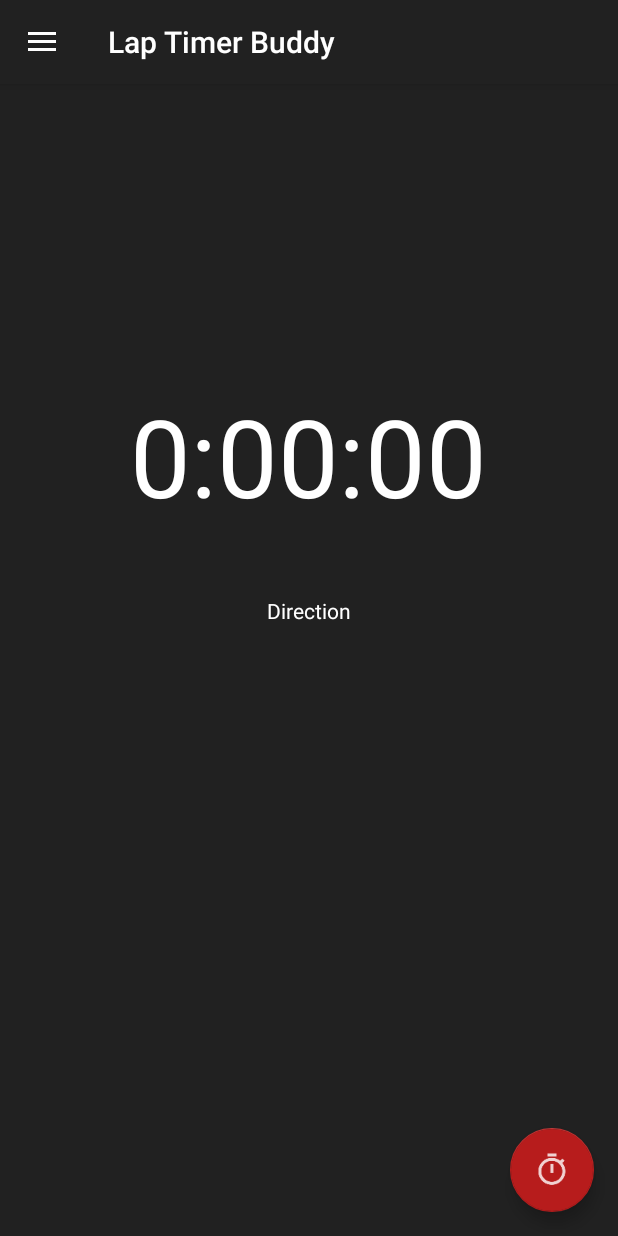
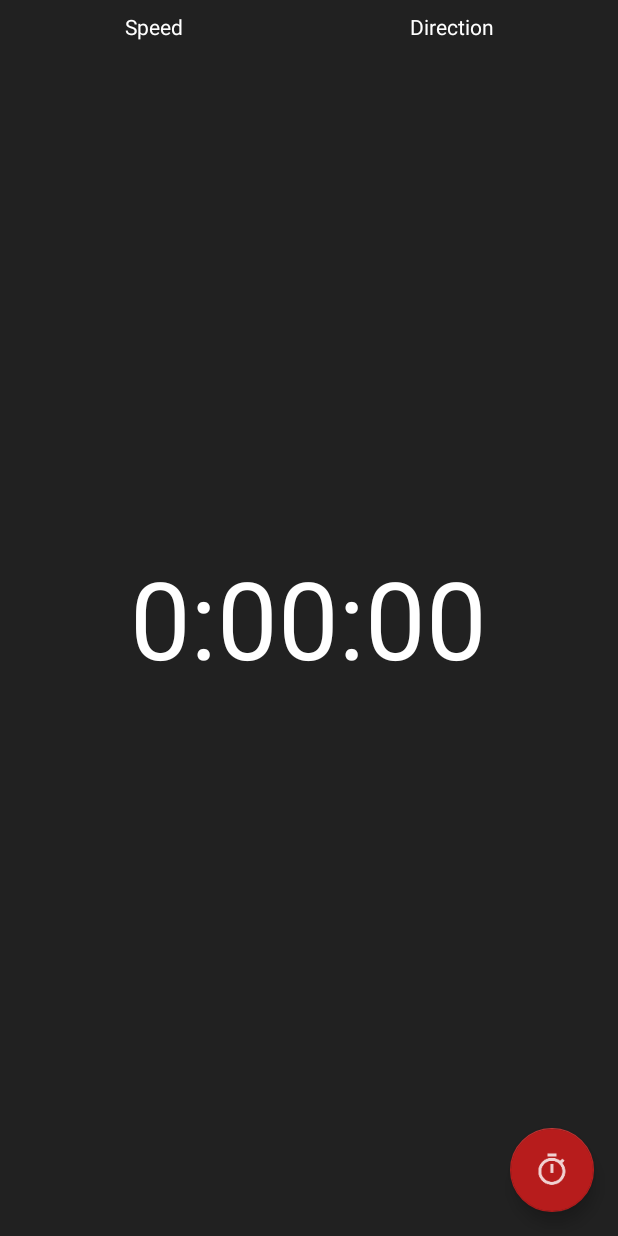
Before and after one commit to AndyCr15/LapTimerBuddy, an Android app: the screen it shows after launch (MainActivity), on a phone screen of 412 x 824 dp. Run offline under Robolectric (Android 15) with nearby library versions, the phone set to English and light mode, and no system bars.

Commit message:
Action bar removed.  MapsActrivity added.

```diff
--- a/app/src/main/java/com/androidandyuk/laptimerbuddy/MainActivity.java
+++ b/app/src/main/java/com/androidandyuk/laptimerbuddy/MainActivity.java
@@ -1,6 +1,8 @@
 package com.androidandyuk.laptimerbuddy;
 
+import android.content.Context;
 import android.content.Intent;
+import android.content.SharedPreferences;
 import android.content.pm.PackageManager;
 import android.database.Cursor;
 import android.database.sqlite.SQLiteDatabase;
@@ -25,6 +27,9 @@ import android.util.Log;
 import android.view.MenuItem;
 import android.view.View;
 import android.widget.TextView;
+import android.widget.Toast;
+
+import com.google.android.gms.maps.model.LatLng;
 
 import java.text.DecimalFormat;
 import java.text.SimpleDateFormat;
@@ -35,8 +40,16 @@ import java.util.TimerTask;
 public class MainActivity extends AppCompatActivity
         implements NavigationView.OnNavigationItemSelectedListener {
 
+    public static SharedPreferences sharedPreferences;
+    public static SharedPreferences.Editor ed;
+
     public static Boolean tracking = false;
     public static Session currentSession;
+
+    public static LatLng finishLine;
+    public static LatLng firstCorner;
+    public static Double finishDirection;
+    public static Boolean finishSet = false;
 
     public static SQLiteDatabase lapTimerDB;
 
@@ -63,8 +76,12 @@ public class MainActivity extends AppCompatActivity
         super.onCreate(savedInstanceState);
         setContentView(R.layout.activity_main);
 
+        sharedPreferences = this.getSharedPreferences("com.androidandyuk.laptimerbuddy", Context.MODE_PRIVATE);
+        ed = sharedPreferences.edit();
+
+        loadSettings();
+
         lastKnownLocation = new Location("1,50");
-
 
         Toolbar toolbar = (Toolbar) findViewById(R.id.toolbar);
         setSupportActionBar(toolbar);
@@ -128,7 +145,7 @@ public class MainActivity extends AppCompatActivity
 
                             Long currentTimer = System.currentTimeMillis() - currentSession.markers.get(1).timeStamp;
                             TextView timer = (TextView) findViewById(R.id.timer);
-                            TextView direction = (TextView) findViewById(R.id.direction);
+                            TextView direction = (TextView) findViewById(R.id.directionTV);
                             timer.setText(millisInMinutes(currentTimer));
                             Double dir = direction(currentSession.markers.get(currentSession.markers.size() - 1).location, currentSession.markers.get(currentSession.markers.size() - 2).location);
                             direction.setText(Html.fromHtml("Direction: " + oneDecimal.format(dir) + "<sup><small>o</small></sup>"));
@@ -182,11 +199,25 @@ public class MainActivity extends AppCompatActivity
 
     }
 
-    public Double direction(Location locB, Location locA) {
+    public static Double direction(Location locB, Location locA) {
         Double lat1 = locA.getLatitude();
         Double lon1 = locA.getLongitude();
         Double lat2 = locB.getLatitude();
         Double lon2 = locB.getLongitude();
+
+        Double dLon = Math.toRadians(lon2 - lon1);
+        Double dPhi = Math.log(
+                Math.tan(Math.toRadians(lat2) / 2 + Math.PI / 4) / Math.tan(Math.toRadians(lat1) / 2 + Math.PI / 4));
+        if (Math.abs(dLon) > Math.PI)
+            dLon = dLon > 0 ? -(2 * Math.PI - dLon) : (2 * Math.PI + dLon);
+        return ToBearing(Math.atan2(dLon, dPhi));
+    }
+
+    public static Double direction(LatLng locB, LatLng locA) {
+        Double lat1 = locA.latitude;
+        Double lon1 = locA.longitude;
+        Double lat2 = locB.latitude;
+        Double lon2 = locB.longitude;
 
         Double dLon = Math.toRadians(lon2 - lon1);
         Double dPhi = Math.log(
@@ -391,6 +422,36 @@ public class MainActivity extends AppCompatActivity
         }
     }
 
+    public static void loadSettings() {
+
+        Log.i("loadSettings","Running");
+
+        Double latitude = Double.parseDouble(sharedPreferences.getString("finishLineLat", "0"));
+        Double longitude = Double.parseDouble(sharedPreferences.getString("finishLineLon", "0"));
+        finishLine = new LatLng(latitude, longitude);
+
+        Double fclatitude = Double.parseDouble(sharedPreferences.getString("finishLineLat", "0"));
+        Double fclongitude = Double.parseDouble(sharedPreferences.getString("finishLineLon", "0"));
+        firstCorner = new LatLng(fclatitude, fclongitude);
+
+    }
+
+    public static void saveSettings() {
+
+        Log.i("saveSettings","Running");
+
+        Double finLat = finishLine.latitude;
+        Double finLon = finishLine.longitude;
+        ed.putString("finishLineLat", finLat.toString()).apply();
+        ed.putString("finishLineLon", finLon.toString()).apply();
+
+        Double corLat = firstCorner.latitude;
+        Double corLon = firstCorner.longitude;
+        ed.putString("firstCornerLat", corLat.toString()).apply();
+        ed.putString("firstCornerLon", corLon.toString()).apply();
+
+    }
+
     @Override
     public void onBackPressed() {
         DrawerLayout drawer = (DrawerLayout) findViewById(R.id.drawer_layout);
@@ -431,15 +492,31 @@ public class MainActivity extends AppCompatActivity
 
         if (id == R.id.nav_settings) {
             // Handle the camera action
-        } else if (id == R.id.nav_logout) {
+        } else if (id == R.id.nav_markers) {
 
-        } else if (id == R.id.nav_slideshow) {
+        } else if (id == R.id.nav_map) {
 
-        } else if (id == R.id.nav_manage) {
+            Intent intent = new Intent(getApplicationContext(), MapsActivity.class);
+            intent.putExtra("Type", "Finish");
+            startActivity(intent);
 
-        } else if (id == R.id.nav_share) {
+        } else if (id == R.id.nav_social) {
 
-        } else if (id == R.id.nav_send) {
+            Toast.makeText(this, "Not available yet.", Toast.LENGTH_SHORT).show();
+
+        } else if (id == R.id.nav_markers) {
+
+            Intent intent = new Intent(getApplicationContext(), MapsActivity.class);
+            intent.putExtra("Type", "Markers");
+            startActivity(intent);
+
+        } else if (id == R.id.nav_restore) {
+
+            // loadDB
+
+        } else if (id == R.id.nav_delete) {
+
+            // delete all saves sessions
 
         }
 
@@ -491,4 +568,14 @@ public class MainActivity extends AppCompatActivity
         }
     }
 
+    @Override
+    protected void onPause() {
+        saveSettings();
+        super.onPause();
+    }
+
+    @Override
+    protected void onResume() {
+        super.onResume();
+    }
 }
--- a/app/src/main/java/com/androidandyuk/laptimerbuddy/MyReceiver.java
+++ b/app/src/main/java/com/androidandyuk/laptimerbuddy/MyReceiver.java
@@ -22,10 +22,12 @@ public class MyReceiver extends BroadcastReceiver {
 
         Log.i("thisLat(s)" + thisLat,"thisLon(s)" + thisLon);
         Location thisLocation = new Location("50,1");
+        MainActivity.lastKnownLocation = thisLocation;
         thisLocation.setLatitude(Double.parseDouble(thisLat));
         thisLocation.setLongitude(Double.parseDouble(thisLon));
         // add a new market to the current session
-        new MainActivity().addMarker(thisLocation);
-
+        if(MainActivity.tracking) {
+            new MainActivity().addMarker(thisLocation);
+        }
     }
 }
--- a/app/src/main/res/layout/content_main.xml
+++ b/app/src/main/res/layout/content_main.xml
@@ -9,24 +9,46 @@
     tools:context="com.androidandyuk.laptimerbuddy.MainActivity"
     tools:showIn="@layout/app_bar_main">
 
+    <LinearLayout
+        android:layout_width="match_parent"
+        android:layout_height="wrap_content"
+        android:orientation="vertical">
+
+        <LinearLayout
+            android:layout_width="match_parent"
+            android:layout_height="wrap_content"
+            android:layout_margin="8dp"
+            android:orientation="horizontal">
+
+            <TextView
+                android:id="@+id/speedTV"
+                android:layout_width="wrap_content"
+                android:layout_height="wrap_content"
+                android:layout_weight="1"
+                android:gravity="center_horizontal"
+                android:text="Speed"
+                android:textColor="@android:color/white" />
+
+            <TextView
+                android:id="@+id/directionTV"
+                android:layout_width="wrap_content"
+                android:layout_height="wrap_content"
+                android:layout_below="@+id/timer"
+                android:layout_weight="1"
+                android:gravity="center_horizontal"
+                android:text="Direction"
+                android:textColor="@android:color/white" />
+        </LinearLayout>
+    </LinearLayout>
+
     <TextView
         android:id="@+id/timer"
         android:layout_width="wrap_content"
         android:layout_height="wrap_content"
-        android:layout_alignParentTop="true"
-        android:layout_centerHorizontal="true"
-        android:layout_marginTop="199dp"
         android:text="0:00:00"
         android:textColor="@android:color/white"
-        android:textSize="72sp" />
+        android:textSize="72sp"
+        android:layout_centerVertical="true"
+        android:layout_centerHorizontal="true" />
 
-    <TextView
-        android:id="@+id/direction"
-        android:layout_width="wrap_content"
-        android:layout_height="wrap_content"
-        android:layout_below="@+id/timer"
-        android:layout_centerHorizontal="true"
-        android:layout_marginTop="45dp"
-        android:text="Direction"
-        android:textColor="@android:color/white" />
 </RelativeLayout>
--- a/app/src/main/res/menu/activity_main_drawer.xml
+++ b/app/src/main/res/menu/activity_main_drawer.xml
@@ -1,35 +1,36 @@
 <?xml version="1.0" encoding="utf-8"?>
-<menu xmlns:android="http://schemas.android.com/apk/res/android">
+<menu xmlns:app="http://schemas.android.com/apk/res-auto"
+    xmlns:android="http://schemas.android.com/apk/res/android">
 
     <group android:checkableBehavior="single">
         <item
             android:id="@+id/nav_settings"
-            android:icon="@drawable/ic_settings"
+            android:icon="@drawable/settings"
             android:title="Settings" />
         <item
-            android:id="@+id/nav_logout"
-            android:icon="@drawable/ic_menu_gallery"
-            android:title="Gallery" />
+            android:id="@+id/nav_map"
+            android:icon="@drawable/flag"
+            android:title="Set Finish" />
         <item
-            android:id="@+id/nav_slideshow"
-            android:icon="@drawable/ic_menu_slideshow"
-            android:title="Slideshow" />
-        <item
-            android:id="@+id/nav_manage"
-            android:icon="@drawable/ic_menu_manage"
-            android:title="Tools" />
+            android:id="@+id/nav_social"
+            android:icon="@drawable/social"
+            android:title="Get Social" />
     </group>
 
-    <item android:title="Communicate">
+    <item android:title="Sessions">
         <menu>
             <item
-                android:id="@+id/nav_share"
-                android:icon="@drawable/ic_menu_share"
-                android:title="Share" />
+                android:id="@+id/nav_markers"
+                android:icon="@drawable/timer"
+                android:title="View" />
             <item
-                android:id="@+id/nav_send"
-                android:icon="@drawable/ic_menu_send"
-                android:title="Send" />
+                android:id="@+id/nav_restore"
+                android:icon="@drawable/load"
+                android:title="Restore" />
+            <item
+                android:id="@+id/nav_delete"
+                android:icon="@drawable/bin"
+                android:title="Delete" />
         </menu>
     </item>
 
--- a/app/src/main/res/values/strings.xml
+++ b/app/src/main/res/values/strings.xml
@@ -5,4 +5,5 @@
     <string name="navigation_drawer_close">Close navigation drawer</string>
 
     <string name="action_settings">Settings</string>
+    <string name="title_activity_maps">Map</string>
 </resources>
--- a/app/src/main/res/values/styles.xml
+++ b/app/src/main/res/values/styles.xml
@@ -2,10 +2,16 @@
 
     <!-- Base application theme. -->
     <style name="AppTheme" parent="Theme.AppCompat.Light.NoActionBar">
-        <!-- Customize your theme here. -->
+        <item name="windowNoTitle">true</item>
+        <item name="windowActionBar">false</item>
+        <item name="android:windowFullscreen">true</item>
+        <item name="android:windowContentOverlay">@null</item>
         <item name="colorPrimary">@color/colorPrimary</item>
         <item name="colorPrimaryDark">@color/colorPrimaryDark</item>
         <item name="colorAccent">@color/colorAccent</item>
+        <item name="android:windowActionBarOverlay">true</item>
+        <item name="windowActionBarOverlay">true</item>
+        <item name="android:actionBarSize">0dp</item>
     </style>
 
     <style name="AppTheme.NoActionBar">
--- a/build.gradle
+++ b/build.gradle
@@ -9,6 +9,7 @@ buildscript {
 
         // NOTE: Do not place your application dependencies here; they belong
         // in the individual module build.gradle files
+        classpath 'com.google.gms:google-services:3.0.0'
     }
 }
 
```
Also changed, not shown: app/build.gradle (+16 -4 lines), app/src/main/AndroidManifest.xml (+11 -6 lines), app/src/main/res/layout/nav_header_main.xml (+10 -8 lines), app/src/main/res/mipmap-hdpi/ic_launcher.png, app/src/main/res/mipmap-hdpi/ic_launcher_round.png, app/src/main/res/mipmap-mdpi/ic_launcher.png, app/src/main/res/mipmap-mdpi/ic_launcher_round.png, app/src/main/res/mipmap-xhdpi/ic_launcher.png, app/src/main/res/mipmap-xhdpi/ic_launcher_round.png, app/src/main/res/mipmap-xxhdpi/ic_launcher.png, app/src/main/res/mipmap-xxhdpi/ic_launcher_round.png, app/src/main/res/mipmap-xxxhdpi/ic_launcher.png, app/src/main/res/mipmap-xxxhdpi/ic_launcher_round.png.
